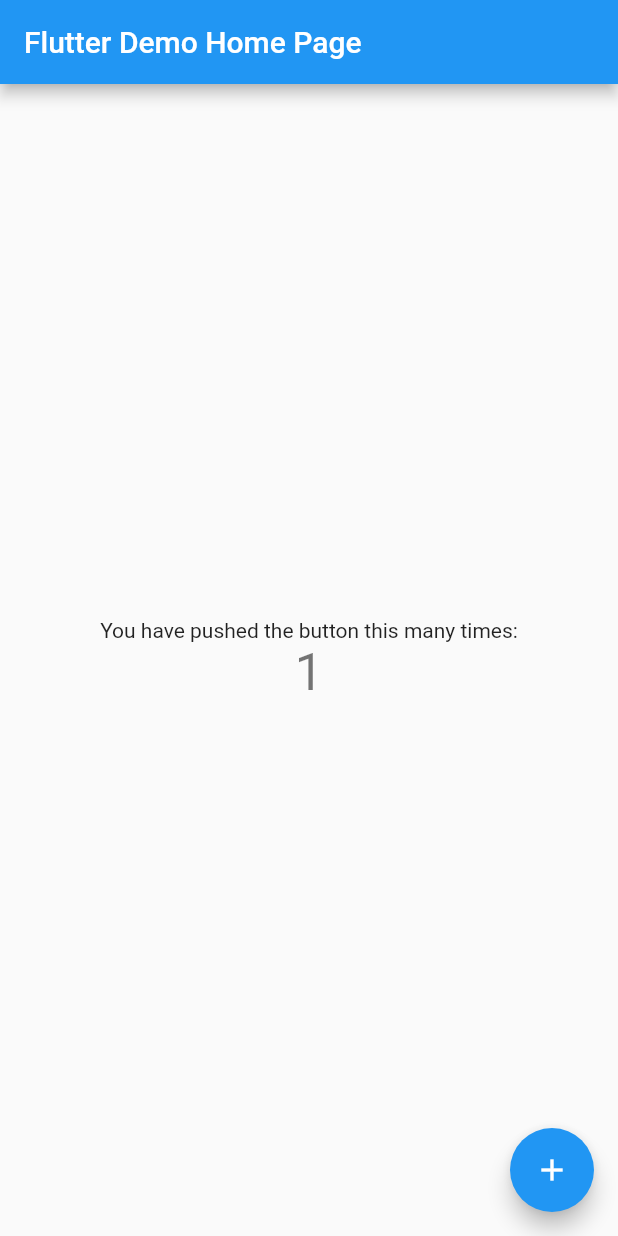
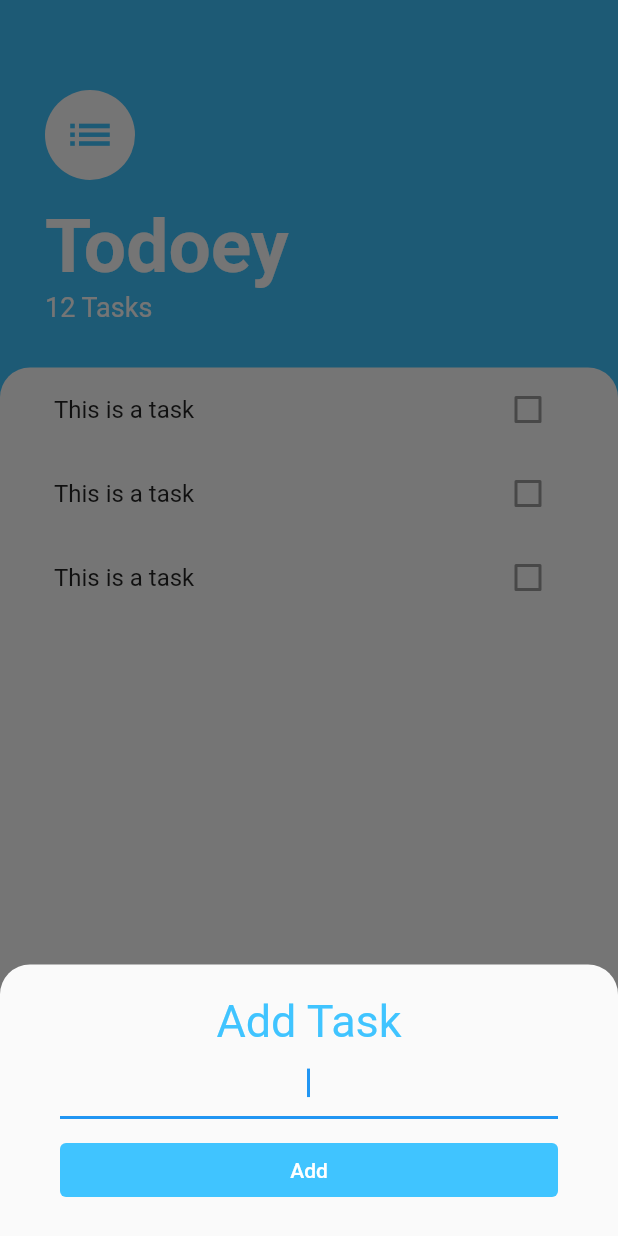
Before and after one commit to stsitdikov/todoey_flutter, a Flutter app: the screen it shows after launch, after a tap on the "add" icon, on a phone screen of 412 x 824 dp. Run offline on Flutter 3.47's test engine with Material 2 defaults, Android fonts, the phone set to English and light mode, and no system bars.

Commit message:
finished UI layout

```diff
--- a/lib/main.dart
+++ b/lib/main.dart
@@ -1,113 +1,15 @@
 import 'package:flutter/material.dart';
+import 'package:todoey_flutter/screens/tasks_screen.dart';
 
 void main() {
   runApp(MyApp());
 }
 
 class MyApp extends StatelessWidget {
-  // This widget is the root of your application.
   @override
   Widget build(BuildContext context) {
     return MaterialApp(
-      title: 'Flutter Demo',
-      theme: ThemeData(
-        // This is the theme of your application.
-        //
-        // Try running your application with "flutter run". You'll see the
-        // application has a blue toolbar. Then, without quitting the app, try
-        // changing the primarySwatch below to Colors.green and then invoke
-        // "hot reload" (press "r" in the console where you ran "flutter run",
-        // or simply save your changes to "hot reload" in a Flutter IDE).
-        // Notice that the counter didn't reset back to zero; the application
-        // is not restarted.
-        primarySwatch: Colors.blue,
-      ),
-      home: MyHomePage(title: 'Flutter Demo Home Page'),
+      home: TasksScreen(),
     );
   }
 }
-
-class MyHomePage extends StatefulWidget {
-  MyHomePage({Key? key, required this.title}) : super(key: key);
-
-  // This widget is the home page of your application. It is stateful, meaning
-  // that it has a State object (defined below) that contains fields that affect
-  // how it looks.
-
-  // This class is the configuration for the state. It holds the values (in this
-  // case the title) provided by the parent (in this case the App widget) and
-  // used by the build method of the State. Fields in a Widget subclass are
-  // always marked "final".
-
-  final String title;
-
-  @override
-  _MyHomePageState createState() => _MyHomePageState();
-}
-
-class _MyHomePageState extends State<MyHomePage> {
-  int _counter = 0;
-
-  void _incrementCounter() {
-    setState(() {
-      // This call to setState tells the Flutter framework that something has
-      // changed in this State, which causes it to rerun the build method below
-      // so that the display can reflect the updated values. If we changed
-      // _counter without calling setState(), then the build method would not be
-      // called again, and so nothing would appear to happen.
-      _counter++;
-    });
-  }
-
-  @override
-  Widget build(BuildContext context) {
-    // This method is rerun every time setState is called, for instance as done
-    // by the _incrementCounter method above.
-    //
-    // The Flutter framework has been optimized to make rerunning build methods
-    // fast, so that you can just rebuild anything that needs updating rather
-    // than having to individually change instances of widgets.
-    return Scaffold(
-      appBar: AppBar(
-        // Here we take the value from the MyHomePage object that was created by
-        // the App.build method, and use it to set our appbar title.
-        title: Text(widget.title),
-      ),
-      body: Center(
-        // Center is a layout widget. It takes a single child and positions it
-        // in the middle of the parent.
-        child: Column(
-          // Column is also a layout widget. It takes a list of children and
-          // arranges them vertically. By default, it sizes itself to fit its
-          // children horizontally, and tries to be as tall as its parent.
-          //
-          // Invoke "debug painting" (press "p" in the console, choose the
-          // "Toggle Debug Paint" action from the Flutter Inspector in Android
-          // Studio, or the "Toggle Debug Paint" command in Visual Studio Code)
-          // to see the wireframe for each widget.
-          //
-          // Column has various properties to control how it sizes itself and
-          // how it positions its children. Here we use mainAxisAlignment to
-          // center the children vertically; the main axis here is the vertical
-          // axis because Columns are vertical (the cross axis would be
-          // horizontal).
-          mainAxisAlignment: MainAxisAlignment.center,
-          children: <Widget>[
-            Text(
-              'You have pushed the button this many times:',
-            ),
-            Text(
-              '$_counter',
-              style: Theme.of(context).textTheme.headline4,
-            ),
-          ],
-        ),
-      ),
-      floatingActionButton: FloatingActionButton(
-        onPressed: _incrementCounter,
-        tooltip: 'Increment',
-        child: Icon(Icons.add),
-      ), // This trailing comma makes auto-formatting nicer for build methods.
-    );
-  }
-}
--- /dev/null
+++ b/lib/screens/tasks_screen.dart
@@ -0,0 +1,87 @@
+import 'package:flutter/material.dart';
+import 'package:todoey_flutter/widgets/add_task_bottom_sheet.dart';
+import 'package:todoey_flutter/widgets/tasks_list.dart';
+
+class TasksScreen extends StatelessWidget {
+  @override
+  Widget build(BuildContext context) {
+    return Scaffold(
+      backgroundColor: Colors.lightBlueAccent,
+      floatingActionButton: FloatingActionButton(
+        backgroundColor: Colors.lightBlueAccent,
+        child: Icon(Icons.add),
+        onPressed: () {
+          showModalBottomSheet(
+            context: context,
+            isScrollControlled: true,
+            builder: (context) => SingleChildScrollView(
+              child: Container(
+                padding: EdgeInsets.only(
+                    bottom: MediaQuery.of(context).viewInsets.bottom),
+                child: AddTask(),
+              ),
+            ),
+            shape: RoundedRectangleBorder(
+              borderRadius: BorderRadius.only(
+                topLeft: Radius.circular(20.0),
+                topRight: Radius.circular(20.0),
+              ),
+            ),
+          );
+        },
+      ),
+      body: Column(
+        crossAxisAlignment: CrossAxisAlignment.start,
+        children: [
+          Container(
+            padding: EdgeInsets.fromLTRB(30.0, 60.0, 30.0, 30.0),
+            child: Column(
+              crossAxisAlignment: CrossAxisAlignment.start,
+              children: [
+                CircleAvatar(
+                  radius: 30.0,
+                  backgroundColor: Colors.white,
+                  child: Icon(
+                    Icons.list,
+                    size: 35.0,
+                    color: Colors.lightBlueAccent,
+                  ),
+                ),
+                SizedBox(
+                  height: 15.0,
+                ),
+                Text(
+                  'Todoey',
+                  style: TextStyle(
+                    fontSize: 50.0,
+                    color: Colors.white,
+                    fontWeight: FontWeight.w700,
+                  ),
+                ),
+                Text(
+                  '12 Tasks',
+                  style: TextStyle(
+                    fontSize: 18.0,
+                    color: Colors.white,
+                  ),
+                ),
+              ],
+            ),
+          ),
+          Expanded(
+            child: Container(
+              padding: EdgeInsets.symmetric(horizontal: 20.0),
+              decoration: BoxDecoration(
+                color: Colors.white,
+                borderRadius: BorderRadius.only(
+                    topLeft: Radius.circular(20.0),
+                    topRight: Radius.circular(20.0)),
+              ),
+              child: TasksList(),
+            ),
+          ),
+        ],
+      ),
+    );
+  }
+}
--- /dev/null
+++ b/lib/widgets/add_task_bottom_sheet.dart
@@ -0,0 +1,40 @@
+import 'package:flutter/cupertino.dart';
+import 'package:flutter/material.dart';
+
+class AddTask extends StatelessWidget {
+  @override
+  Widget build(BuildContext context) {
+    return Container(
+      padding: EdgeInsets.symmetric(horizontal: 40.0, vertical: 20.0),
+      child: Column(
+        // crossAxisAlignment: CrossAxisAlignment.stretch,
+        children: [
+          Text(
+            'Add Task',
+            style: TextStyle(
+              fontSize: 30.0,
+              color: Colors.lightBlueAccent,
+            ),
+          ),
+          TextField(
+            autofocus: true,
+            textAlign: TextAlign.center,
+          ),
+          SizedBox(
+            height: 10.0,
+          ),
+          TextButton(
+            onPressed: () {},
+            style: TextButton.styleFrom(
+              backgroundColor: Colors.lightBlueAccent,
+              primary: Colors.white,
+            ),
+            child: Center(
+              child: Text('Add'),
+            ),
+          ),
+        ],
+      ),
+    );
+  }
+}
--- /dev/null
+++ b/lib/widgets/task_tile.dart
@@ -0,0 +1,11 @@
+import 'package:flutter/material.dart';
+
+class TaskTile extends StatelessWidget {
+  @override
+  Widget build(BuildContext context) {
+    return ListTile(
+      title: Text('This is a task'),
+      trailing: Checkbox(value: false, onChanged: null),
+    );
+  }
+}
--- /dev/null
+++ b/lib/widgets/tasks_list.dart
@@ -0,0 +1,15 @@
+import 'package:flutter/material.dart';
+import 'task_tile.dart';
+
+class TasksList extends StatelessWidget {
+  @override
+  Widget build(BuildContext context) {
+    return ListView(
+      children: [
+        TaskTile(),
+        TaskTile(),
+        TaskTile(),
+      ],
+    );
+  }
+}
```
